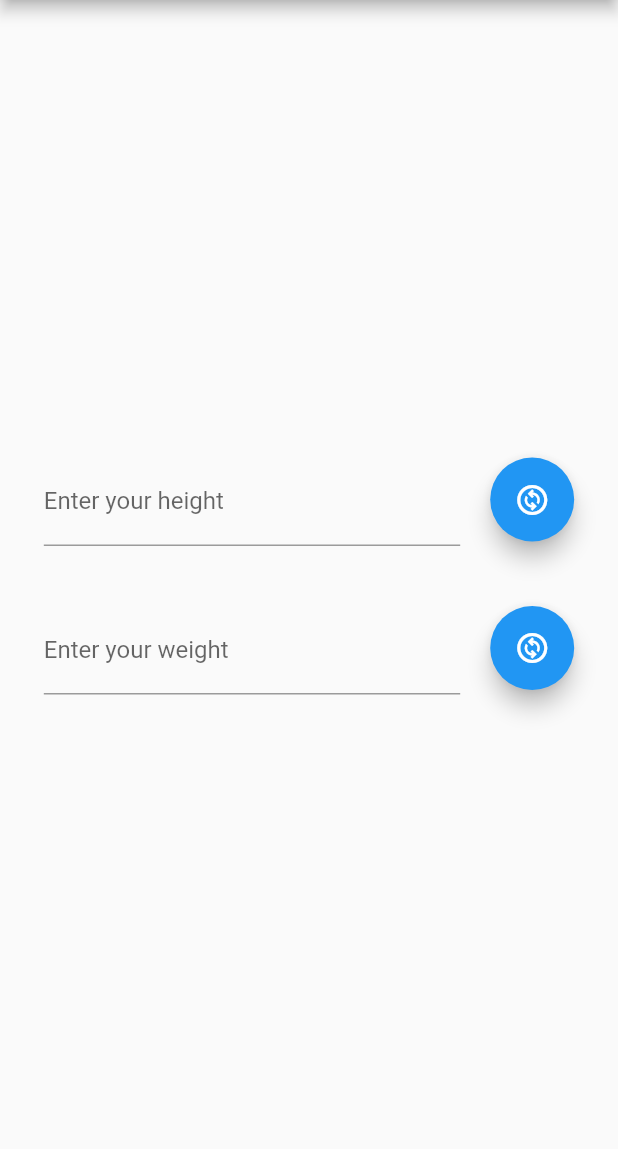
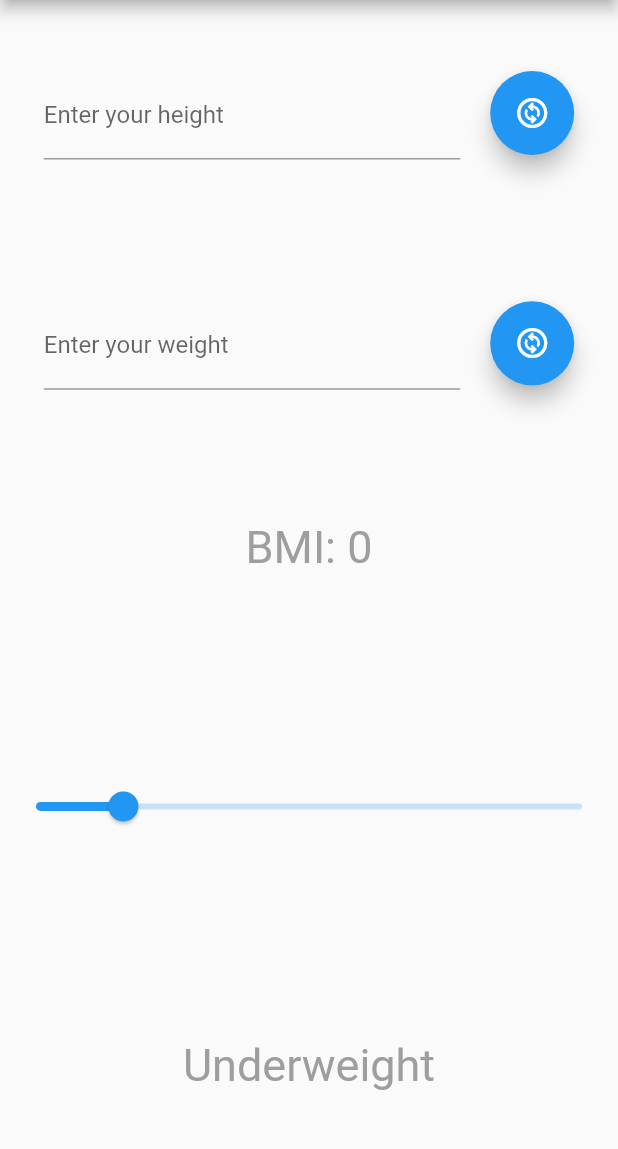
Before and after one commit to michnow363/BMI_Calculator, a Flutter app: the screen it shows after launch, on a phone screen of 412 x 824 dp, the part 84-1233 px from its top. Run offline on Flutter 3.47's test engine with Material 2 defaults, Android fonts, the phone set to English and light mode, and no system bars.

Commit message:
Added BmiSlider widget, allowing user to see results of BMI calculator. Embedded widgets created in main in Flexible widgets.

```diff
--- a/lib/main.dart
+++ b/lib/main.dart
@@ -1,3 +1,4 @@
+import 'package:bmi_calculator/widgets/bmi_slider.dart';
 import 'package:bmi_calculator/widgets/value_row.dart';
 import 'package:flutter/material.dart';
 
@@ -39,8 +40,28 @@ class _HomePageState extends State<HomePage> {
         child: Column(
           mainAxisAlignment: MainAxisAlignment.center,
           children: <Widget>[
-            ValueRow('Enter your height', 'Change metric'),
-            ValueRow('Enter your weight', 'Change metric'),
+            Flexible(
+              flex: 2,
+              child: Center(
+                child: ValueRow('Enter your height', 'Change metric'),
+              ),
+            ),
+            Flexible(
+                flex: 2,
+              child: Center(
+                child: ValueRow('Enter your weight', 'Change metric'),
+              ),
+            ),
+            Flexible(
+                flex: 6,
+              child: Center(
+                child: BmiSlider(0, 0, 100, Colors.grey),
+              )
+            ),
+
+
+
+
           ],
         ),
       ),
--- /dev/null
+++ b/lib/widgets/bmi_slider.dart
@@ -0,0 +1,63 @@
+import 'package:flutter/material.dart';
+
+class BmiSlider extends StatefulWidget {
+  final int bmi_value;
+  final int min;
+  final int max;
+  final Color color;
+
+  const BmiSlider(this.bmi_value, this.min, this.max, this.color);
+
+  @override
+  State<StatefulWidget> createState() {
+    return BmiSliderState(bmi_value, min, max, color);
+  }
+}
+
+class BmiSliderState extends State<BmiSlider> {
+  final int bmi_value;
+  final int min;
+  final int max;
+  final Color color;
+
+  BmiSliderState(this.bmi_value, this.min, this.max, this.color);
+
+  @override
+  Widget build(BuildContext context) {
+    return Column(
+      children: [
+        Flexible(
+          flex: 1,
+          child: Center(
+            child: Text(
+              'BMI: $bmi_value',
+              textAlign: TextAlign.center,
+              style: TextStyle(fontSize: 30, color: color),
+            ),
+          ),
+        ),
+        Flexible(
+          flex: 2,
+          child: Center(
+            child: Slider(
+              min: 0,
+              max: 100,
+              value: 16,
+              onChanged: (newValue) {},
+            ),
+          ),
+        ),
+        Flexible(
+          flex: 1,
+          child: Center(
+            child: Text(
+              'Underweight',
+              textAlign: TextAlign.center,
+              style: TextStyle(fontSize: 30, color: color),
+            ),
+          ),
+        ),
+      ],
+    );
+  }
+}
```
